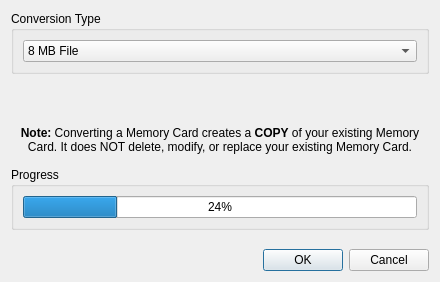
Before: the Qt Designer form pcsx2-qt/Settings/MemoryCardConvertDialog.ui in PCSX2/pcsx2, drawn with Qt 5.
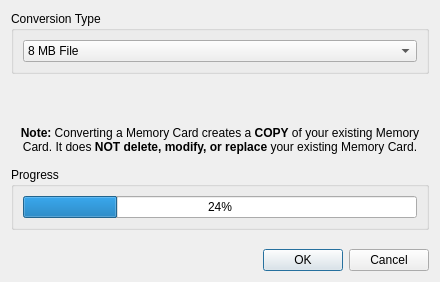
After: the same form once the commit is applied.

Commit message: UI: Delete rogue quote breaking HTML in Memcard Convert dialog

The edit to the form file:
```diff
--- a/pcsx2-qt/Settings/MemoryCardConvertDialog.ui
+++ b/pcsx2-qt/Settings/MemoryCardConvertDialog.ui
@@ -86,7 +86,7 @@
       </size>
      </property>
      <property name="text">
-      <string>&lt;center&gt;&lt;strong&gt;Note:&lt;/strong&gt; Converting a Memory Card creates a &lt;strong&gt;COPY&lt;/strong&gt; of your existing Memory Card. It does &lt;strong&quot;&gt;NOT delete, modify, or replace&lt;/strong&gt; your existing Memory Card.&lt;/center&gt;</string>
+      <string>&lt;center&gt;&lt;strong&gt;Note:&lt;/strong&gt; Converting a Memory Card creates a &lt;strong&gt;COPY&lt;/strong&gt; of your existing Memory Card. It does &lt;strong&gt;NOT delete, modify, or replace&lt;/strong&gt; your existing Memory Card.&lt;/center&gt;</string>
      </property>
      <property name="alignment">
       <set>Qt::AlignLeading|Qt::AlignLeft|Qt::AlignTop</set>
```
